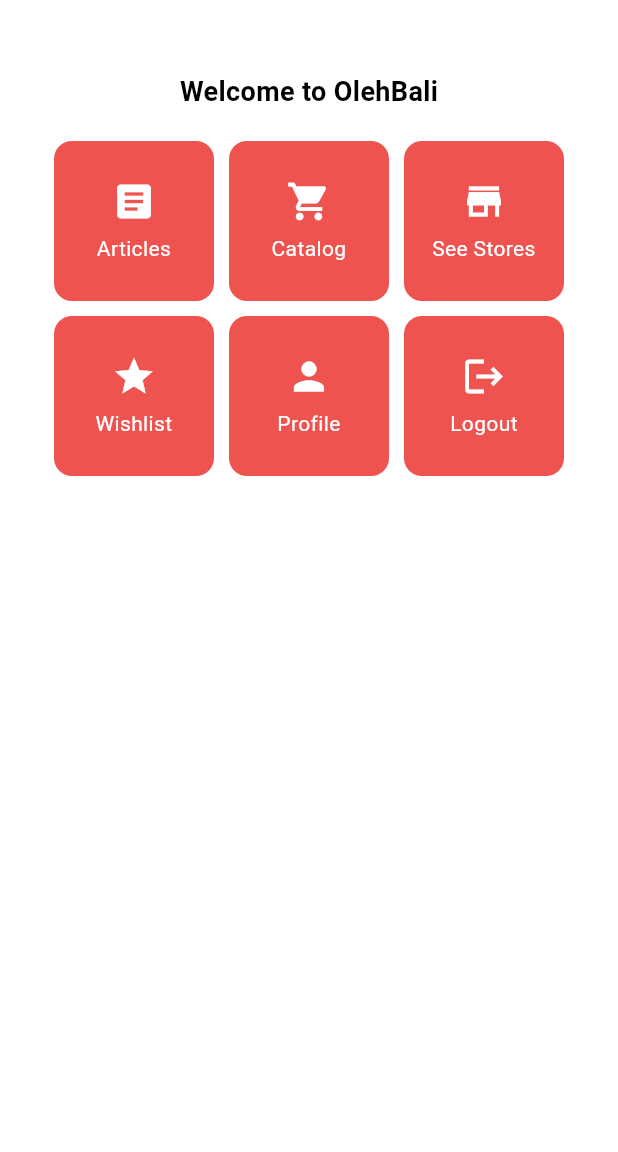
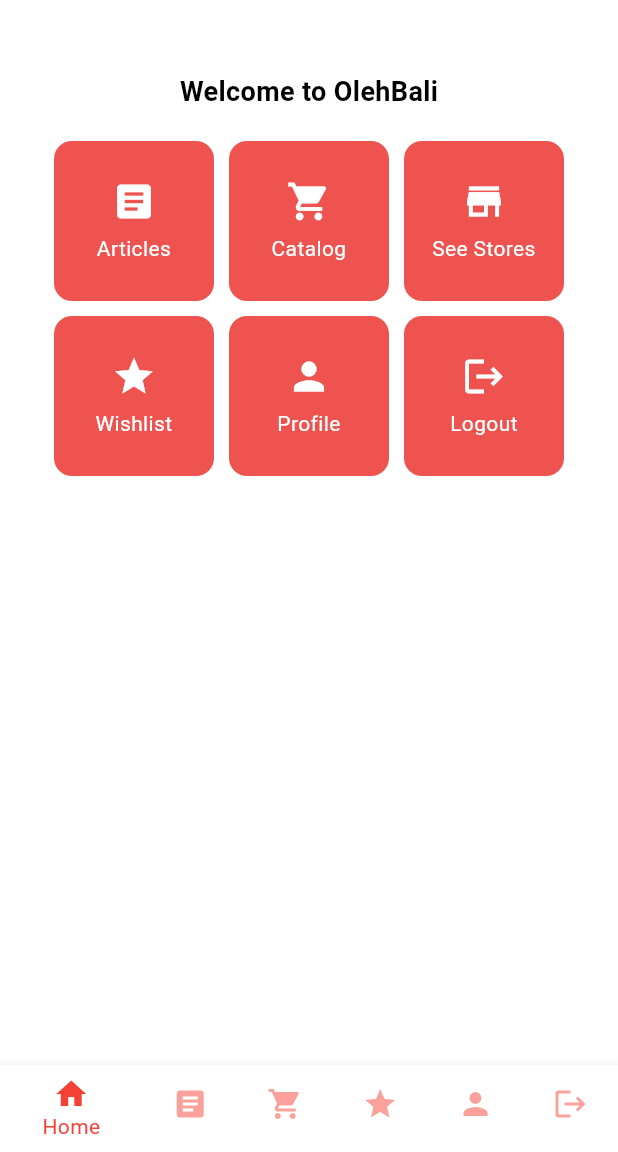
Before and after one commit to B11-PBP-2024/oleh-bali-mobile, a Flutter app: the BuyerHomepage widget shown alone on an empty page, opened directly, on a phone screen of 412 x 824 dp, the part 84-1236 px from its top. Run offline on Flutter 3.47's test engine with Material 3 defaults, Android fonts, the phone set to English and light mode, and no system bars; missing offline and left inert: pbp_django_auth.

Commit message:
Add Base for Buyer BottomNav

```diff
--- /dev/null
+++ b/lib/base_buyer.dart
@@ -0,0 +1,71 @@
+import 'package:flutter/material.dart';
+import 'package:oleh_bali_mobile/screens/article/show_article.dart';
+import 'package:oleh_bali_mobile/screens/main/buyer_homepage.dart';
+
+class BaseBuyer extends StatelessWidget {
+  final Widget child;
+  final int currentIndex;
+  final PreferredSizeWidget appBar;
+  final Color? backgroundColor;
+
+  const BaseBuyer({
+    super.key,
+    required this.appBar,
+    required this.child,
+    required this.currentIndex,
+    this.backgroundColor,
+  });
+
+  @override
+  Widget build(BuildContext context) {
+    return Scaffold(
+      appBar: this.appBar,
+      body: child,
+      backgroundColor: backgroundColor ?? Theme.of(context).scaffoldBackgroundColor, // Set backgroundColor
+      bottomNavigationBar: BottomNavigationBar(
+        items: const [
+          BottomNavigationBarItem(
+            icon: Icon(Icons.home),
+            label: 'Home',
+          ),
+          BottomNavigationBarItem(
+            icon: Icon(Icons.article),
+            label: 'Articles',
+          ),
+          BottomNavigationBarItem(
+            icon: Icon(Icons.shopping_cart),
+            label: 'Catalog',
+          ),
+          BottomNavigationBarItem(
+            icon: Icon(Icons.star),
+            label: 'Wishlist',
+          ),
+          BottomNavigationBarItem(
+            icon: Icon(Icons.person),
+            label: 'Profile',
+          ),
+          BottomNavigationBarItem(
+            icon: Icon(Icons.logout),
+            label: 'Logout',
+          ),
+        ],
+        currentIndex: currentIndex,
+        selectedItemColor: Theme.of(context).colorScheme.primary,
+        unselectedItemColor: Theme.of(context).colorScheme.primary.withOpacity(0.5),
+        onTap: (index) {
+          if(index == currentIndex) {
+            return;
+          }
+          if(index == 0) {
+            Navigator.pushReplacement(context,
+            MaterialPageRoute(builder: (context) => BuyerHomepage()));
+          }
+          if(index == 1) {
+            Navigator.pushReplacement(context,
+            MaterialPageRoute(builder: (context) => const ShowArticle()));
+          }
+        },
+      ),
+    );
+  }
+}
--- a/lib/screens/article/add_article.dart
+++ b/lib/screens/article/add_article.dart
@@ -1,5 +1,6 @@
 import 'dart:convert';
 
+import 'package:oleh_bali_mobile/base_buyer.dart';
 import 'package:oleh_bali_mobile/screens/article/show_article.dart';
 import 'package:flutter/material.dart';
 import 'package:pbp_django_auth/pbp_django_auth.dart';
@@ -22,7 +23,7 @@ class _ArticleEntryFormState extends State<ArticleEntryForm> {
   @override
   Widget build(BuildContext context) {
     final request = context.watch<CookieRequest>();
-    return Scaffold(
+    return BaseBuyer(
       appBar: AppBar(
         title: const Center(
           child: Text(
@@ -32,7 +33,8 @@ class _ArticleEntryFormState extends State<ArticleEntryForm> {
         backgroundColor: Theme.of(context).colorScheme.primary,
         foregroundColor: Colors.white,
       ),
-      body: Form(
+      currentIndex: 1,
+      child: Form(
         key: _formKey,
         child: SingleChildScrollView(
           child: Column(
--- a/lib/screens/article/edit_article.dart
+++ b/lib/screens/article/edit_article.dart
@@ -1,5 +1,6 @@
 import 'dart:convert';
 import 'package:flutter/material.dart';
+import 'package:oleh_bali_mobile/base_buyer.dart';
 import 'package:oleh_bali_mobile/models/article_entry.dart';
 import 'package:pbp_django_auth/pbp_django_auth.dart';
 import 'package:provider/provider.dart';
@@ -53,11 +54,12 @@ class _EditArticleState extends State<EditArticle> {
   Widget build(BuildContext context) {
     final request = context.watch<CookieRequest>();
 
-    return Scaffold(
+    return BaseBuyer(
       appBar: AppBar(
         title: const Text('Edit Article'),
       ),
-      body: Padding(
+      currentIndex: 1,
+      child: Padding(
         padding: const EdgeInsets.all(16.0),
         child: Form(
           key: _formKey,
--- a/lib/screens/main/buyer_homepage.dart
+++ b/lib/screens/main/buyer_homepage.dart
@@ -1,4 +1,6 @@
 import 'package:flutter/material.dart';
+import 'package:oleh_bali_mobile/base_buyer.dart';
+import 'package:oleh_bali_mobile/screens/article/show_article.dart';
 import 'package:oleh_bali_mobile/widgets/main/item_card.dart';
 import 'package:oleh_bali_mobile/widgets/main/item_homepage.dart';
 
@@ -16,8 +18,7 @@ class BuyerHomepage extends StatelessWidget {
   @override
   Widget build(BuildContext context) {
     // TODO: implement build
-    return Scaffold(
-      // AppBar adalah bagian atas halaman yang menampilkan judul.
+    return BaseBuyer(
       appBar: AppBar(
         // Judul aplikasi "Mental Health Tracker" dengan teks putih dan tebal.
         title: const Text(
@@ -30,8 +31,8 @@ class BuyerHomepage extends StatelessWidget {
         // Warna latar belakang AppBar diambil dari skema warna tema aplikasi.
         backgroundColor: Theme.of(context).colorScheme.primary,
       ),
-      // Body halaman dengan padding di sekelilingnya.
-      body: Padding(
+      currentIndex: 0,
+      child: Padding(
         padding: const EdgeInsets.all(16.0),
         // Menyusun widget secara vertikal dalam sebuah kolom.
         child: Column(
@@ -80,7 +81,7 @@ class BuyerHomepage extends StatelessWidget {
             ),
           ],
         ),
-      ),
+      )
     );
   }
 }
```
Also changed, not shown: lib/screens/article/show_article.dart (+6 -4 lines), lib/screens/catalog/show_catalog.dart (added).
